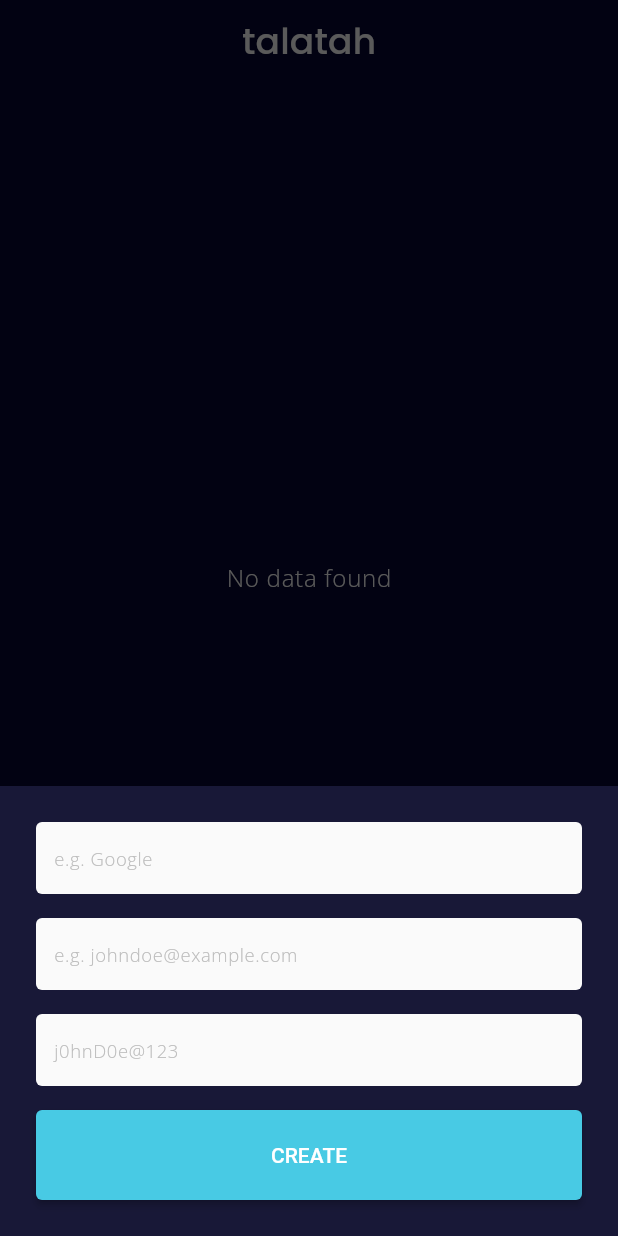
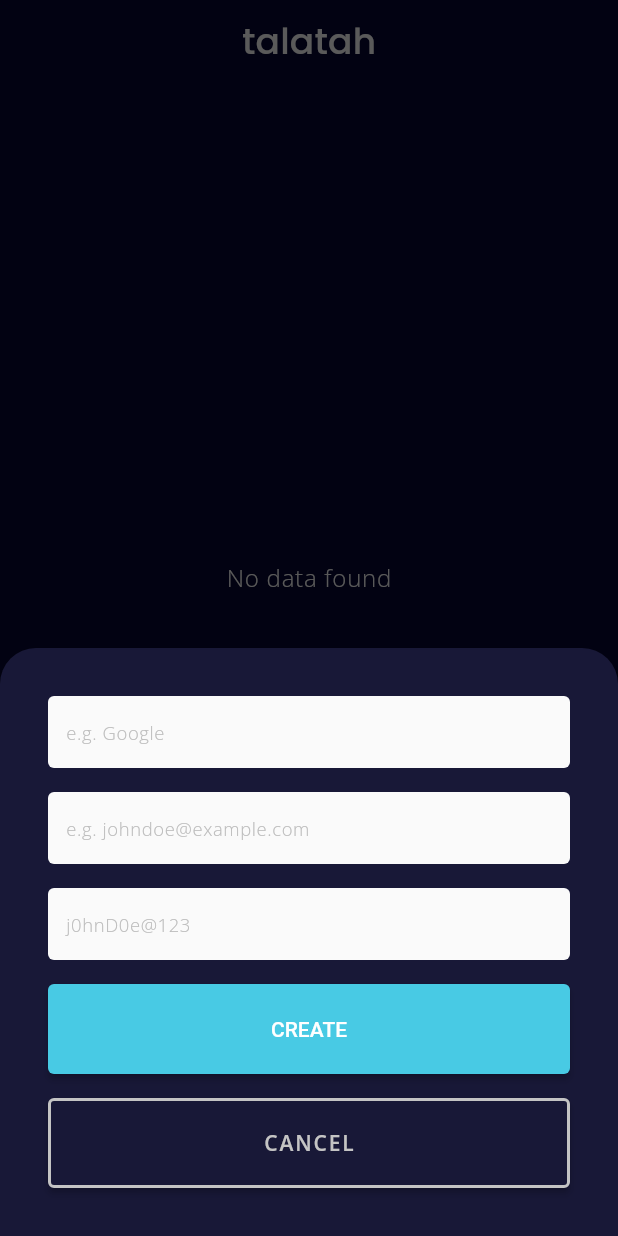
Before and after one commit to aallithioo/talatah-app, a Flutter app: the screen it shows after launch, after a tap on the "add" icon, on a phone screen of 412 x 824 dp. Run offline on Flutter 3.47's test engine with Material 2 defaults, Android fonts, the phone set to English and light mode, and no system bars; our stand-ins replace get, google_fonts, hive, hive_flutter; accounts and stored records are empty.

Commit message:
feat : button

```diff
--- a/lib/src/view/home/home_screen.dart
+++ b/lib/src/view/home/home_screen.dart
@@ -107,12 +107,17 @@ class _HomeScreenState extends State<HomeScreen> {
     showModalBottomSheet(
       context: context,
       isScrollControlled: true,
+      backgroundColor: kSecondaryColor,
+      shape: RoundedRectangleBorder(
+        borderRadius: BorderRadius.only(
+          topLeft: Radius.circular(kSizeMedium),
+          topRight: Radius.circular(kSizeMedium),
+        ),
+      ),
       elevation: 5,
       builder: (_) {
-        return Container(
-          // height: MediaQuery.of(context).size.height / 2,
-          padding: kPaddingAllMedium,
-          color: kSecondaryColor,
+        return Padding(
+          padding: kPaddingAllLarge,
           child: Column(
             mainAxisSize: MainAxisSize.min,
             crossAxisAlignment: CrossAxisAlignment.end,
@@ -121,7 +126,7 @@ class _HomeScreenState extends State<HomeScreen> {
               TextField(
                 controller: _vendorController,
                 maxLines: 1,
-                maxLength: 24,
+                maxLength: 64,
                 decoration: InputDecoration(
                   counter: const SizedBox(),
                   border: UnderlineInputBorder(
@@ -143,7 +148,7 @@ class _HomeScreenState extends State<HomeScreen> {
               TextField(
                 controller: _emailController,
                 maxLines: 1,
-                maxLength: 24,
+                maxLength: 64,
                 decoration: InputDecoration(
                   counter: const SizedBox(),
                   border: UnderlineInputBorder(
@@ -166,7 +171,7 @@ class _HomeScreenState extends State<HomeScreen> {
                 controller: _passwordController,
                 obscuringCharacter: '•',
                 maxLines: 1,
-                maxLength: 24,
+                maxLength: 64,
                 showCursor: false,
                 decoration: InputDecoration(
                   counter: const SizedBox(),
@@ -187,7 +192,9 @@ class _HomeScreenState extends State<HomeScreen> {
               kSizeBoxVerticalSmall,
               // TODO: Add a button to save the item
               itemKey == null
-                  ? ElevatedButton(
+                  ? Column(
+                      children: [
+                        ElevatedButton(
                           style: ButtonStyle(
                             backgroundColor:
                                 MaterialStateProperty.all(kBlueColorShade400),
@@ -214,6 +221,37 @@ class _HomeScreenState extends State<HomeScreen> {
                               ),
                             ),
                           ),
+                        ),
+                        kSizeBoxVerticalSmall,
+                        ElevatedButton(
+                          style: ButtonStyle(
+                            backgroundColor:
+                                MaterialStateProperty.all(kSecondaryColor),
+                            side: MaterialStateProperty.all(
+                              BorderSide(
+                                color: kAccentColor,
+                                width: 2,
+                              ),
+                            ),
+                          ),
+                          onPressed: () {
+                            Navigator.of(context).pop();
+                          },
+                          child: Container(
+                            width: double.infinity,
+                            height: 60,
+                            child: Center(
+                              child: Text(
+                                'Cancel'.toUpperCase(),
+                                style: kThioAlli.textTheme.button!.copyWith(
+                                  color: kAccentColor,
+                                  fontWeight: kFontWeightSemiBold,
+                                ),
+                              ),
+                            ),
+                          ),
+                        ),
+                      ],
                     )
                   : Column(
                       children: [
@@ -258,6 +296,37 @@ class _HomeScreenState extends State<HomeScreen> {
                             ),
                           ),
                           onPressed: () {
+                            _deleteItem(itemKey);
+
+                            Navigator.of(context).pop();
+                          },
+                          child: Container(
+                            width: double.infinity,
+                            height: 60,
+                            child: Center(
+                              child: Text(
+                                'Delete'.toUpperCase(),
+                                style: kThioAlli.textTheme.button!.copyWith(
+                                  color: kErrorColor,
+                                  fontWeight: kFontWeightSemiBold,
+                                ),
+                              ),
+                            ),
+                          ),
+                        ),
+                        kSizeBoxVerticalSmall,
+                        ElevatedButton(
+                          style: ButtonStyle(
+                            backgroundColor:
+                                MaterialStateProperty.all(kSecondaryColor),
+                            side: MaterialStateProperty.all(
+                              BorderSide(
+                                color: kAccentColor,
+                                width: 2,
+                              ),
+                            ),
+                          ),
+                          onPressed: () {
                             Navigator.of(context).pop();
                           },
                           child: Container(
@@ -267,7 +336,8 @@ class _HomeScreenState extends State<HomeScreen> {
                               child: Text(
                                 'Cancel'.toUpperCase(),
                                 style: kThioAlli.textTheme.button!.copyWith(
-                                  color: kErrorColor,
+                                  color: kAccentColor,
+                                  fontWeight: kFontWeightSemiBold,
                                 ),
                               ),
                             ),
```
Lines whose indentation alone changed are shown as unchanged.
